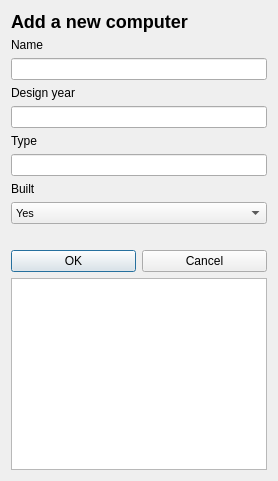
Qt form VLN1-H32/addcomputerdialog.ui (Kristian15/VLN1-Hopur32) before a commit.
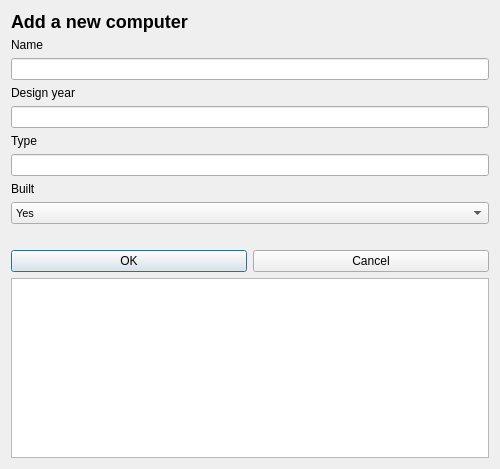
The same form after that commit.

The edit to the form file:
```diff
--- a/VLN1-H32/addcomputerdialog.ui
+++ b/VLN1-H32/addcomputerdialog.ui
@@ -18,8 +18,14 @@
   </property>
   <property name="minimumSize">
    <size>
-    <width>0</width>
-    <height>0</height>
+    <width>500</width>
+    <height>469</height>
+   </size>
+  </property>
+  <property name="maximumSize">
+   <size>
+    <width>500</width>
+    <height>469</height>
    </size>
   </property>
   <property name="windowTitle">
@@ -27,7 +33,7 @@
   </property>
   <layout class="QVBoxLayout" name="verticalLayout_2">
    <property name="sizeConstraint">
-    <enum>QLayout::SetFixedSize</enum>
+    <enum>QLayout::SetDefaultConstraint</enum>
    </property>
    <item>
     <layout class="QVBoxLayout" name="verticalLayout1">
```
